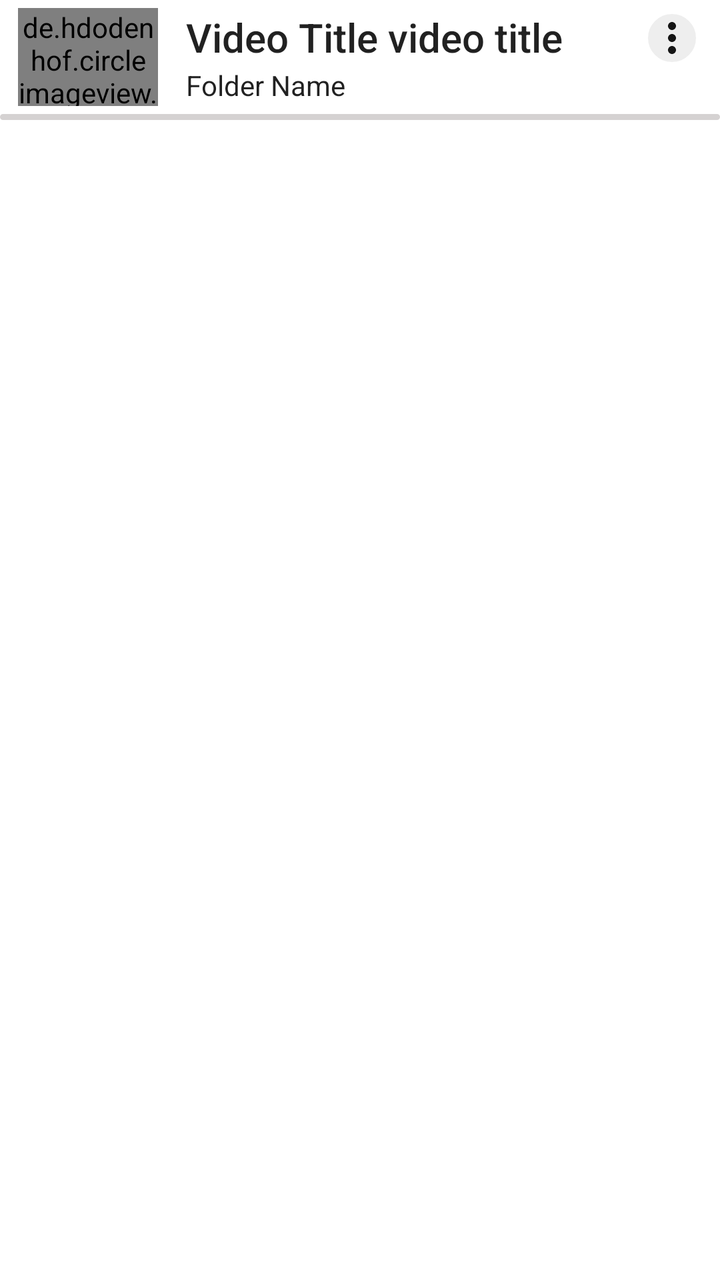
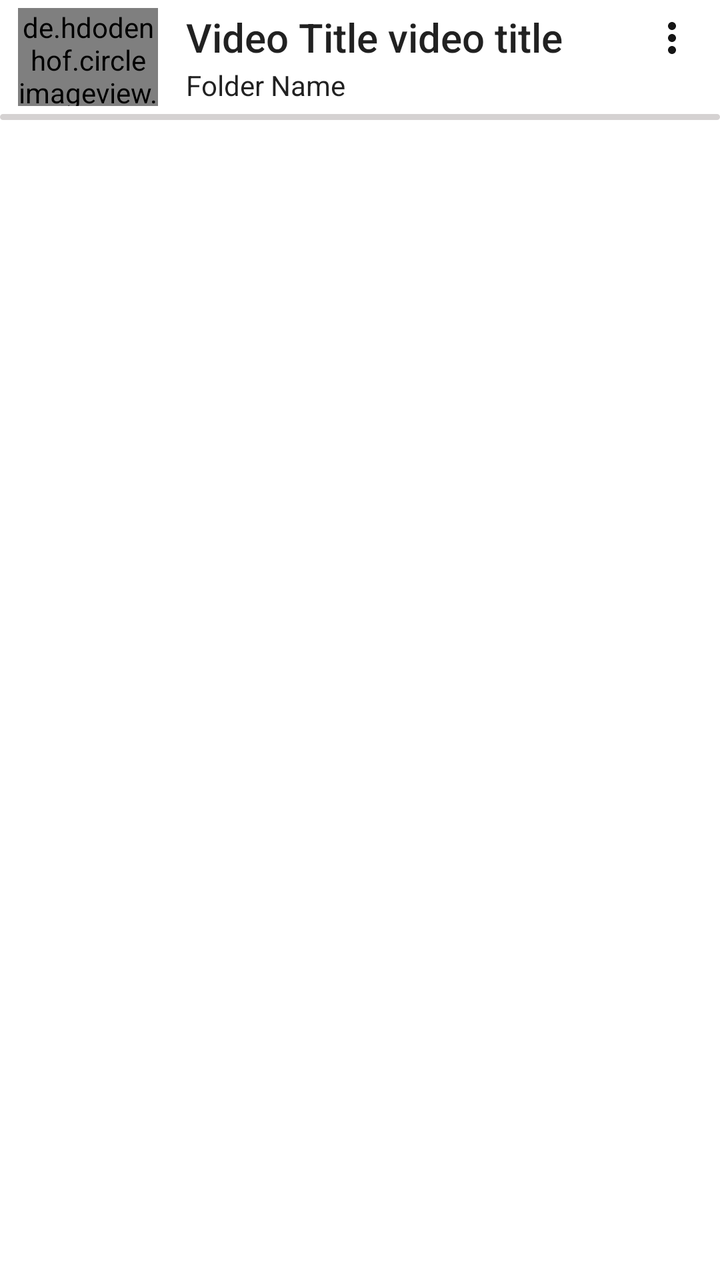

Screens rendered from an Android XML layout before and after an edit, with the pre-edit source and the edit as a unified diff.
<!-- AndroidManifest.xml: application theme Theme.PlayVideo -->
<!-- res/layout/item_view_audio_list_bottom_sheet.xml -->
<?xml version="1.0" encoding="utf-8"?>
<RelativeLayout android:layout_width="match_parent"
    android:layout_height="60dp"
    xmlns:app="http://schemas.android.com/apk/res-auto"
    android:orientation="horizontal"
    android:id="@+id/itemview"
    xmlns:android="http://schemas.android.com/apk/res/android">



    <LinearLayout
        android:id="@+id/ts"
        android:layout_marginRight="5dp"
        android:layout_marginLeft="5dp"
        android:layout_width="match_parent"
        android:layout_height="57dp"
        android:orientation="horizontal">



    <RelativeLayout
        android:layout_width="match_parent"
        android:layout_height="match_parent"
        android:layout_weight="7"
        android:layout_gravity="center"
        android:orientation="vertical">


        <de.hdodenhof.circleimageview.CircleImageView
            android:id="@+id/videoImage"
            android:layout_width="match_parent"
            android:layout_height="match_parent"
            android:layout_margin="4dp"
            android:src="@drawable/image_1"
            app:civ_border_color="@color/transperent"
            app:civ_border_width="1dp" />

        <ImageButton
            android:layout_width="wrap_content"
            android:layout_height="wrap_content"
            android:layout_centerInParent="true"
            app:srcCompat="@drawable/ic_baseline_pause_24"
            android:background="@color/transperent"
            android:id="@+id/isPlay"
            android:visibility="invisible"/>

    </RelativeLayout>

    <RelativeLayout
        android:id="@+id/nameView"
        android:layout_width="match_parent"
        android:layout_height="wrap_content"
        android:layout_weight="2">

        <LinearLayout
            android:layout_width="match_parent"
            android:layout_height="match_parent"
            android:layout_marginLeft="5dp"
            android:layout_marginRight="5dp"
            android:gravity="center_vertical"
            android:orientation="vertical">


            <RelativeLayout
                android:layout_width="match_parent"
                android:elevation="2dp"
                android:layout_height="wrap_content">


                <TextView
                    android:id="@+id/VideoTitel"
                    style="@style/TextAppearance.AppCompat.Title"
                    android:layout_width="match_parent"
                    android:layout_height="wrap_content"
                    android:layout_toLeftOf="@id/VideoMore"
                    android:maxLines="1"
                    android:text=" Video Title video title video title video"
                    android:textStyle="normal" />

                <ImageButton
                    android:id="@+id/VideoMore"
                    android:layout_width="wrap_content"
                    android:layout_height="wrap_content"
                    android:layout_alignParentRight="true"
                    android:background="@drawable/circle_background_image"
                    app:srcCompat="@drawable/ic_baseline_more_vert_24" />

            </RelativeLayout>



            <LinearLayout
                android:layout_width="match_parent"
                android:layout_height="wrap_content"
                android:layout_gravity="center_vertical"
                android:gravity="center_vertical"
                android:orientation="horizontal">


                <TextView
                    android:id="@+id/VideoBody"
                    style="@style/TextAppearance.AppCompat.Body1"
                    android:layout_width="match_parent"
                    android:layout_height="wrap_content"
                    android:maxLines="1"
                    android:layout_marginRight="24dp"
                    android:layout_marginLeft="5dp"
                    android:text="Folder Name" />
            </LinearLayout>


        </LinearLayout>
    </RelativeLayout>

</LinearLayout>

    <RelativeLayout
        android:layout_width="match_parent"
        android:layout_height="3dp"
        android:layout_below="@+id/ts"
        android:layout_marginRight="0dp"
        android:layout_marginLeft="0dp"
        android:layout_marginBottom="4dp"
        android:layout_gravity="center_horizontal"
        android:background="@drawable/line"/>
</RelativeLayout>
<!-- resources referenced by this layout -->
<resources>
  <color name="transperent">#0000</color>
  <!-- drawable circle_background_image (drawable) -->
  <?xml version="1.0" encoding="utf-8"?>
  <selector xmlns:android="http://schemas.android.com/apk/res/android">
      <item android:state_pressed="false">
          <shape xmlns:android="http://schemas.android.com/apk/res/android"
              android:shape="oval">
              <solid android:color="@color/white_gray"></solid>
              <corners android:radius="10dp"></corners>
              <stroke android:width="2dp" android:color="@color/white"></stroke>
              <padding android:bottom="2dp" android:left="2dp" android:right="2dp" android:top="2dp"></padding>
          </shape>
  
      </item>
      <item android:state_pressed="true">
          <shape>
              <solid android:color="@color/white"></solid>
              <corners android:radius="10dp"></corners>
              <stroke android:width="2dp" android:color="@color/white"></stroke>
              <padding android:bottom="2dp" android:left="2dp" android:right="2dp" android:top="2dp"></padding>
          </shape>
      </item>
  </selector>
  <!-- drawable ic_baseline_more_vert_24 (drawable) -->
  <vector android:height="24dp" android:tint="#151515"
      android:viewportHeight="24" android:viewportWidth="24"
      android:width="24dp" xmlns:android="http://schemas.android.com/apk/res/android">
      <path android:fillColor="@android:color/white" android:pathData="M12,8c1.1,0 2,-0.9 2,-2s-0.9,-2 -2,-2 -2,0.9 -2,2 0.9,2 2,2zM12,10c-1.1,0 -2,0.9 -2,2s0.9,2 2,2 2,-0.9 2,-2 -0.9,-2 -2,-2zM12,16c-1.1,0 -2,0.9 -2,2s0.9,2 2,2 2,-0.9 2,-2 -0.9,-2 -2,-2z"/>
  </vector>
  <!-- drawable ic_baseline_pause_24 (drawable) -->
  <vector android:height="34dp" android:tint="#FFFFFF"
      android:viewportHeight="24" android:viewportWidth="24"
      android:width="34dp" xmlns:android="http://schemas.android.com/apk/res/android">
      <path android:fillColor="@android:color/white" android:pathData="M6,19h4L10,5L6,5v14zM14,5v14h4L18,5h-4z"/>
  </vector>
  <!-- drawable image_1: png bitmap (drawable-hdpi, 43222 bytes) -->
  <!-- drawable line (drawable) -->
  <?xml version="1.0" encoding="utf-8"?>
  <selector xmlns:android="http://schemas.android.com/apk/res/android">
      <item android:state_pressed="false">
          <shape xmlns:android="http://schemas.android.com/apk/res/android"
              android:shape="rectangle">
              <solid android:color="@color/grey"></solid>
              <corners android:radius="5dp"></corners>
              <stroke android:width="2dp" android:color="@color/grey"></stroke>
              <padding android:bottom="2dp" android:left="2dp" android:right="2dp" android:top="2dp"></padding>
          </shape>
  
      </item>
  </selector>
  <style name="Theme.PlayVideo" parent="Theme.MaterialComponents.DayNight.NoActionBar">
          
          <item name="colorPrimary">@color/red</item>
          <item name="colorPrimaryVariant">@color/white</item>
          <item name="colorOnPrimary">@color/white</item>
          
          <item name="colorSecondary">@color/teal_200</item>
          <item name="colorSecondaryVariant">@color/teal_700</item>
          <item name="colorOnSecondary">@color/black</item>
          
  
          <item name="android:statusBarColor" tools:targetApi="lollipop">@color/white</item>
  
          
  
          <item name="android:windowLayoutInDisplayCutoutMode" tools:targetApi="o_mr1">shortEdges</item>
          <item name="android:windowTranslucentStatus" tools:targetApi="kitkat">true</item>
          <item name="android:windowTranslucentNavigation" tools:targetApi="kitkat">true</item>
  
      </style>
  <color name="white_gray">#EEEEEE</color>
  <color name="white">#FFFFFF</color>
  <color name="grey">#D5D2D2</color>
  <color name="red">#FF1744</color>
  <color name="teal_200">@color/red_dark</color>
  <color name="teal_700">#FF018786</color>
  <color name="black">#212121</color>
  <color name="red_dark">#B71C1C</color>
</resources>

<!-- the commit's change to res/layout/item_view_audio_list_bottom_sheet.xml (unified diff, before → after) -->
@@ -82,7 +82,7 @@
                     android:layout_width="wrap_content"
                     android:layout_height="wrap_content"
                     android:layout_alignParentRight="true"
-                    android:background="@drawable/circle_background_image"
+                    android:background="@drawable/btn_transperent_circel"
                     app:srcCompat="@drawable/ic_baseline_more_vert_24" />
 
             </RelativeLayout>
<!-- resource entries referenced after the edit -->
@@ -1,25 +1,23 @@
 <!-- resources referenced by this layout -->
 <resources>
   <color name="transperent">#0000</color>
-  <!-- drawable circle_background_image (drawable) -->
+  <!-- drawable btn_transperent_circel (drawable) -->
   <?xml version="1.0" encoding="utf-8"?>
   <selector xmlns:android="http://schemas.android.com/apk/res/android">
       <item android:state_pressed="false">
-          <shape xmlns:android="http://schemas.android.com/apk/res/android"
-              android:shape="oval">
-              <solid android:color="@color/white_gray"></solid>
-              <corners android:radius="10dp"></corners>
-              <stroke android:width="2dp" android:color="@color/white"></stroke>
-              <padding android:bottom="2dp" android:left="2dp" android:right="2dp" android:top="2dp"></padding>
+          <shape android:shape="oval">
+              <solid android:color="@color/transperent"/>
+              <corners android:radius="1000dp"/>
+              <stroke android:color="@color/transperent"/>
+              <padding android:bottom="2dp" android:left="2dp" android:right="2dp" android:top="2dp"/>
           </shape>
-  
       </item>
       <item android:state_pressed="true">
-          <shape>
-              <solid android:color="@color/white"></solid>
-              <corners android:radius="10dp"></corners>
-              <stroke android:width="2dp" android:color="@color/white"></stroke>
-              <padding android:bottom="2dp" android:left="2dp" android:right="2dp" android:top="2dp"></padding>
+          <shape android:shape="oval">
+              <solid android:color="@color/black_shedow"/>
+              <corners android:radius="1000dp"/>
+              <stroke android:color="@color/black_shedow"/>
+              <padding android:bottom="2dp" android:left="2dp" android:right="2dp" android:top="2dp"/>
           </shape>
       </item>
   </selector>
@@ -70,7 +68,7 @@
           <item name="android:windowTranslucentNavigation" tools:targetApi="kitkat">true</item>
   
       </style>
-  <color name="white_gray">#EEEEEE</color>
+  <color name="black_shedow">#4D1C1A1A</color>
   <color name="white">#FFFFFF</color>
   <color name="grey">#D5D2D2</color>
   <color name="red">#FF1744</color>
